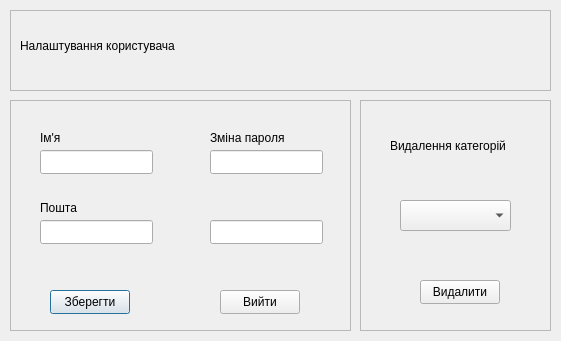
Above: budget_manager_frontend/forms/usersettingsdialog.ui from BogdanKalysh/budget_manager_app before the change. Below: the same form after it.
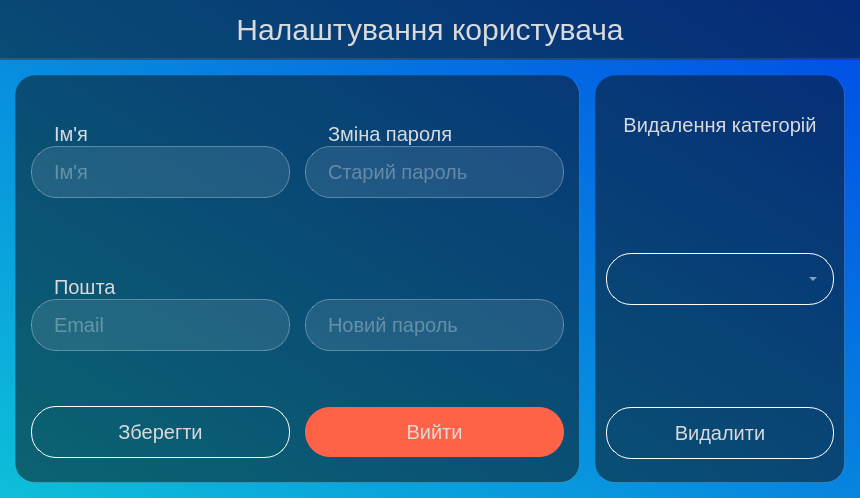
That is the form after the change.

Commit message: styles for user settings window

The edit to the form file:
```diff
--- a/budget_manager_frontend/forms/usersettingsdialog.ui
+++ b/budget_manager_frontend/forms/usersettingsdialog.ui
@@ -6,215 +6,822 @@
    <rect>
     <x>0</x>
     <y>0</y>
-    <width>561</width>
-    <height>341</height>
+    <width>860</width>
+    <height>498</height>
    </rect>
   </property>
   <property name="windowTitle">
    <string>Dialog</string>
   </property>
-  <widget class="QFrame" name="userSettingsFrame">
-   <property name="geometry">
-    <rect>
-     <x>10</x>
-     <y>100</y>
-     <width>341</width>
-     <height>231</height>
-    </rect>
+  <property name="styleSheet">
+   <string notr="true">*{
+	color:rgb(218, 218, 218);
+}
+
+QFrame{
+	border-style: none;;
+}
+
+#UserSettingsDialog{
+	background: qlineargradient(spread:pad, x1:0, y1:0.960227, x2:1, y2:0, stop:0 rgba(13, 189, 217, 255), stop:1 rgba(0, 75, 230, 255))
+}
+
+QLabel{
+	font-size: 20px;
+}
+
+#headerText{
+	font-size: 30px;
+}
+
+#changePasswordText,  #nameText,  #emailText{
+	padding-left: 18px;
+}
+
+#headerFrame, #userSettingsFrame, #deleteCategoriesFrame{
+ background: rgba(10,10,10,0.5);
+ border: 2px solid rgba(255,255,255,0.1);
+ border-left-width: 0;
+ border-top-width: 0;
+ border-right-width: 0;
+}
+
+#userSettingsFrame, #deleteCategoriesFrame{
+ border-radius: 20px;
+ border: 1px solid rgba(255,255,255,0.15);
+ 
+ border-left-color: rgba(0,0,0,0.1);
+ border-top-color: rgba(0,0,0,0.1);
+}
+
+QLineEdit{
+ 	border: 1px solid rgba(255,255,255,0.3);
+ 	background: rgba(255,255,255,0.1);
+ 	height: 50px;
+ 	border-radius: 25px;
+ 	font-size: 20px;
+ 	padding: 0 20px;
+ 	color: rgba(255,255,255,0.6);
+}
+
+#saveButton, #deleteCategoryButton{
+ height: 50px;
+ width: 140px;
+ border-radius: 25px;
+ background: transparent;
+ border: 1px solid white;
+ font-size: 20px;
+}
+
+#logoutButton{
+ height: 50px;
+ width: 140px;
+ border-radius: 25px;
+ background: tomato;
+ font-size: 20px;
+}
+
+#saveButton::hover{
+ background: rgb(88, 153, 255);
+ border-style: none;
+}
+
+#deleteCategoryButton::hover{
+	background: tomato;
+	border-style: none;
+}
+
+#categoriesComboBox{
+ 	height: 50px;
+ 	width: 200px;
+ 	border-radius: 25px;
+ 	background: transparent;
+ 	border: 1px solid white;
+	font-size: 20px;
+}
+
+#categoriesComboBox::drop-down{
+	width: 40px;
+	height: 20px;
+	subcontrol-position: right;
+}
+</string>
+  </property>
+  <layout class="QGridLayout" name="gridLayout">
+   <property name="leftMargin">
+    <number>0</number>
    </property>
-   <property name="frameShape">
-    <enum>QFrame::StyledPanel</enum>
+   <property name="topMargin">
+    <number>0</number>
    </property>
-   <property name="frameShadow">
-    <enum>QFrame::Raised</enum>
+   <property name="rightMargin">
+    <number>0</number>
    </property>
-   <widget class="QLabel" name="changePasswordText">
-    <property name="geometry">
-     <rect>
-      <x>200</x>
-      <y>30</y>
-      <width>101</width>
-      <height>16</height>
-     </rect>
-    </property>
-    <property name="text">
-     <string>Зміна пароля</string>
-    </property>
-   </widget>
-   <widget class="QLineEdit" name="newPasswordInput">
-    <property name="geometry">
-     <rect>
-      <x>200</x>
-      <y>120</y>
-      <width>113</width>
-      <height>24</height>
-     </rect>
-    </property>
-   </widget>
-   <widget class="QLabel" name="nametext">
-    <property name="geometry">
-     <rect>
-      <x>30</x>
-      <y>30</y>
-      <width>60</width>
-      <height>16</height>
-     </rect>
-    </property>
-    <property name="text">
-     <string>Ім'я</string>
-    </property>
-   </widget>
-   <widget class="QLabel" name="emailText">
-    <property name="geometry">
-     <rect>
-      <x>30</x>
-      <y>100</y>
-      <width>60</width>
-      <height>16</height>
-     </rect>
-    </property>
-    <property name="text">
-     <string>Пошта</string>
-    </property>
-   </widget>
-   <widget class="QPushButton" name="saveButton">
-    <property name="geometry">
-     <rect>
-      <x>40</x>
-      <y>190</y>
-      <width>80</width>
-      <height>24</height>
-     </rect>
-    </property>
-    <property name="text">
-     <string>Зберегти</string>
-    </property>
-   </widget>
-   <widget class="QLineEdit" name="oldPasswordInput">
-    <property name="geometry">
-     <rect>
-      <x>200</x>
-      <y>50</y>
-      <width>113</width>
-      <height>24</height>
-     </rect>
-    </property>
-   </widget>
-   <widget class="QLineEdit" name="emailInputField">
-    <property name="geometry">
-     <rect>
-      <x>30</x>
-      <y>120</y>
-      <width>113</width>
-      <height>24</height>
-     </rect>
-    </property>
-   </widget>
-   <widget class="QLineEdit" name="nameInputField">
-    <property name="geometry">
-     <rect>
-      <x>30</x>
-      <y>50</y>
-      <width>113</width>
-      <height>24</height>
-     </rect>
-    </property>
-   </widget>
-   <widget class="QPushButton" name="logoutButton">
-    <property name="geometry">
-     <rect>
-      <x>210</x>
-      <y>190</y>
-      <width>80</width>
-      <height>24</height>
-     </rect>
-    </property>
-    <property name="text">
-     <string>Вийти</string>
-    </property>
-   </widget>
-  </widget>
-  <widget class="QFrame" name="deleteCategoriesFrame">
-   <property name="geometry">
-    <rect>
-     <x>360</x>
-     <y>100</y>
-     <width>191</width>
-     <height>231</height>
-    </rect>
+   <property name="bottomMargin">
+    <number>0</number>
    </property>
-   <property name="frameShape">
-    <enum>QFrame::StyledPanel</enum>
+   <property name="spacing">
+    <number>0</number>
    </property>
-   <property name="frameShadow">
-    <enum>QFrame::Raised</enum>
-   </property>
-   <widget class="QLabel" name="deleteCategoriesText">
-    <property name="geometry">
-     <rect>
-      <x>30</x>
-      <y>30</y>
-      <width>141</width>
-      <height>31</height>
-     </rect>
-    </property>
-    <property name="text">
-     <string>Видалення категорій</string>
-    </property>
-   </widget>
-   <widget class="QComboBox" name="categoritesComboBox">
-    <property name="geometry">
-     <rect>
-      <x>40</x>
-      <y>100</y>
-      <width>111</width>
-      <height>31</height>
-     </rect>
-    </property>
-   </widget>
-   <widget class="QPushButton" name="deleteCategoryButton">
-    <property name="geometry">
-     <rect>
-      <x>60</x>
-      <y>180</y>
-      <width>80</width>
-      <height>24</height>
-     </rect>
-    </property>
-    <property name="text">
-     <string>Видалити</string>
-    </property>
-   </widget>
-  </widget>
-  <widget class="QFrame" name="headerFrame">
-   <property name="geometry">
-    <rect>
-     <x>10</x>
-     <y>10</y>
-     <width>541</width>
-     <height>81</height>
-    </rect>
-   </property>
-   <property name="frameShape">
-    <enum>QFrame::StyledPanel</enum>
-   </property>
-   <property name="frameShadow">
-    <enum>QFrame::Raised</enum>
-   </property>
-   <widget class="QLabel" name="headerText">
-    <property name="geometry">
-     <rect>
-      <x>10</x>
-      <y>10</y>
-      <width>241</width>
-      <height>51</height>
-     </rect>
-    </property>
-    <property name="text">
-     <string>Налаштування користувача</string>
-    </property>
-   </widget>
-  </widget>
+   <item row="0" column="0" colspan="2">
+    <widget class="QFrame" name="headerFrame">
+     <property name="sizePolicy">
+      <sizepolicy hsizetype="Preferred" vsizetype="Preferred">
+       <horstretch>0</horstretch>
+       <verstretch>1</verstretch>
+      </sizepolicy>
+     </property>
+     <property name="minimumSize">
+      <size>
+       <width>0</width>
+       <height>60</height>
+      </size>
+     </property>
+     <property name="maximumSize">
+      <size>
+       <width>16777215</width>
+       <height>60</height>
+      </size>
+     </property>
+     <property name="frameShape">
+      <enum>QFrame::StyledPanel</enum>
+     </property>
+     <property name="frameShadow">
+      <enum>QFrame::Raised</enum>
+     </property>
+     <layout class="QVBoxLayout" name="verticalLayout_2">
+      <item>
+       <widget class="QLabel" name="headerText">
+        <property name="sizePolicy">
+         <sizepolicy hsizetype="Preferred" vsizetype="Preferred">
+          <horstretch>0</horstretch>
+          <verstretch>0</verstretch>
+         </sizepolicy>
+        </property>
+        <property name="text">
+         <string>Налаштування користувача</string>
+        </property>
+        <property name="alignment">
+         <set>Qt::AlignCenter</set>
+        </property>
+       </widget>
+      </item>
+     </layout>
+    </widget>
+   </item>
+   <item row="1" column="0" colspan="2">
+    <widget class="QFrame" name="bodyFrame">
+     <property name="sizePolicy">
+      <sizepolicy hsizetype="Preferred" vsizetype="Preferred">
+       <horstretch>0</horstretch>
+       <verstretch>1</verstretch>
+      </sizepolicy>
+     </property>
+     <property name="frameShape">
+      <enum>QFrame::StyledPanel</enum>
+     </property>
+     <property name="frameShadow">
+      <enum>QFrame::Raised</enum>
+     </property>
+     <layout class="QHBoxLayout" name="horizontalLayout_2">
+      <property name="spacing">
+       <number>15</number>
+      </property>
+      <property name="leftMargin">
+       <number>15</number>
+      </property>
+      <property name="topMargin">
+       <number>15</number>
+      </property>
+      <property name="rightMargin">
+       <number>15</number>
+      </property>
+      <property name="bottomMargin">
+       <number>15</number>
+      </property>
+      <item>
+       <widget class="QFrame" name="userSettingsFrame">
+        <property name="sizePolicy">
+         <sizepolicy hsizetype="Preferred" vsizetype="Preferred">
+          <horstretch>1</horstretch>
+          <verstretch>1</verstretch>
+         </sizepolicy>
+        </property>
+        <property name="minimumSize">
+         <size>
+          <width>400</width>
+          <height>300</height>
+         </size>
+        </property>
+        <property name="frameShape">
+         <enum>QFrame::StyledPanel</enum>
+        </property>
+        <property name="frameShadow">
+         <enum>QFrame::Raised</enum>
+        </property>
+        <layout class="QGridLayout" name="gridLayout_2">
+         <property name="leftMargin">
+          <number>15</number>
+         </property>
+         <property name="topMargin">
+          <number>15</number>
+         </property>
+         <property name="rightMargin">
+          <number>15</number>
+         </property>
+         <property name="bottomMargin">
+          <number>15</number>
+         </property>
+         <property name="spacing">
+          <number>15</number>
+         </property>
+         <item row="1" column="0">
+          <widget class="QFrame" name="emailFrame">
+           <property name="sizePolicy">
+            <sizepolicy hsizetype="Preferred" vsizetype="Preferred">
+             <horstretch>1</horstretch>
+             <verstretch>1</verstretch>
+            </sizepolicy>
+           </property>
+           <property name="frameShape">
+            <enum>QFrame::StyledPanel</enum>
+           </property>
+           <property name="frameShadow">
+            <enum>QFrame::Raised</enum>
+           </property>
+           <layout class="QVBoxLayout" name="verticalLayout_3">
+            <property name="spacing">
+             <number>0</number>
+            </property>
+            <property name="leftMargin">
+             <number>0</number>
+            </property>
+            <property name="topMargin">
+             <number>0</number>
+            </property>
+            <property name="rightMargin">
+             <number>0</number>
+            </property>
+            <property name="bottomMargin">
+             <number>0</number>
+            </property>
+            <item>
+             <widget class="QFrame" name="emailInputFieldFrame">
+              <property name="sizePolicy">
+               <sizepolicy hsizetype="Preferred" vsizetype="Fixed">
+                <horstretch>0</horstretch>
+                <verstretch>0</verstretch>
+               </sizepolicy>
+              </property>
+              <property name="frameShape">
+               <enum>QFrame::StyledPanel</enum>
+              </property>
+              <property name="frameShadow">
+               <enum>QFrame::Raised</enum>
+              </property>
+              <layout class="QVBoxLayout" name="verticalLayout_11">
+               <property name="spacing">
+                <number>0</number>
+               </property>
+               <property name="leftMargin">
+                <number>0</number>
+               </property>
+               <property name="topMargin">
+                <number>0</number>
+               </property>
+               <property name="rightMargin">
+                <number>0</number>
+               </property>
+               <property name="bottomMargin">
+                <number>0</number>
+               </property>
+               <item>
+                <widget class="QLabel" name="emailText">
+                 <property name="text">
+                  <string>Пошта</string>
+                 </property>
+                </widget>
+               </item>
+               <item>
+                <widget class="QLineEdit" name="emailInputField">
+                 <property name="focusPolicy">
+                  <enum>Qt::ClickFocus</enum>
+                 </property>
+                 <property name="placeholderText">
+                  <string>Email</string>
+                 </property>
+                </widget>
+               </item>
+              </layout>
+             </widget>
+            </item>
+           </layout>
+          </widget>
+         </item>
+         <item row="2" column="0" colspan="2">
+          <widget class="QFrame" name="userSettingsButtonsFrame">
+           <property name="sizePolicy">
+            <sizepolicy hsizetype="Preferred" vsizetype="Preferred">
+             <horstretch>0</horstretch>
+             <verstretch>1</verstretch>
+            </sizepolicy>
+           </property>
+           <property name="frameShape">
+            <enum>QFrame::StyledPanel</enum>
+           </property>
+           <property name="frameShadow">
+            <enum>QFrame::Raised</enum>
+           </property>
+           <layout class="QHBoxLayout" name="horizontalLayout">
+            <property name="spacing">
+             <number>15</number>
+            </property>
+            <property name="leftMargin">
+             <number>0</number>
+            </property>
+            <property name="topMargin">
+             <number>0</number>
+            </property>
+            <property name="rightMargin">
+             <number>0</number>
+            </property>
+            <property name="bottomMargin">
+             <number>0</number>
+            </property>
+            <item>
+             <widget class="QPushButton" name="saveButton">
+              <property name="cursor">
+               <cursorShape>PointingHandCursor</cursorShape>
+              </property>
+              <property name="text">
+               <string>Зберегти</string>
+              </property>
+             </widget>
+            </item>
+            <item>
+             <widget class="QPushButton" name="logoutButton">
+              <property name="cursor">
+               <cursorShape>PointingHandCursor</cursorShape>
+              </property>
+              <property name="text">
+               <string>Вийти</string>
+              </property>
+             </widget>
+            </item>
+           </layout>
+          </widget>
+         </item>
+         <item row="0" column="1" rowspan="2">
+          <widget class="QFrame" name="passwordChangeFrame">
+           <property name="sizePolicy">
+            <sizepolicy hsizetype="Preferred" vsizetype="Preferred">
+             <horstretch>1</horstretch>
+             <verstretch>2</verstretch>
+            </sizepolicy>
+           </property>
+           <property name="frameShape">
+            <enum>QFrame::StyledPanel</enum>
+           </property>
+           <property name="frameShadow">
+            <enum>QFrame::Raised</enum>
+           </property>
+           <layout class="QVBoxLayout" name="verticalLayout_4">
+            <property name="spacing">
+             <number>15</number>
+            </property>
+            <property name="leftMargin">
+             <number>0</number>
+            </property>
+            <property name="topMargin">
+             <number>0</number>
+            </property>
+            <property name="rightMargin">
+             <number>0</number>
+            </property>
+            <property name="bottomMargin">
+             <number>0</number>
+            </property>
+            <item>
+             <widget class="QFrame" name="oldPasswordFrame">
+              <property name="sizePolicy">
+               <sizepolicy hsizetype="Preferred" vsizetype="Preferred">
+                <horstretch>0</horstretch>
+                <verstretch>1</verstretch>
+               </sizepolicy>
+              </property>
+              <property name="frameShape">
+               <enum>QFrame::StyledPanel</enum>
+              </property>
+              <property name="frameShadow">
+               <enum>QFrame::Raised</enum>
+              </property>
+              <layout class="QVBoxLayout" name="verticalLayout_12">
+               <property name="spacing">
+                <number>0</number>
+               </property>
+               <property name="leftMargin">
+                <number>0</number>
+               </property>
+               <property name="topMargin">
+                <number>0</number>
+               </property>
+               <property name="rightMargin">
+                <number>0</number>
+               </property>
+               <property name="bottomMargin">
+                <number>0</number>
+               </property>
+               <item>
+                <widget class="QFrame" name="oldPasswordInputFrame">
+                 <property name="sizePolicy">
+                  <sizepolicy hsizetype="Preferred" vsizetype="Fixed">
+                   <horstretch>0</horstretch>
+                   <verstretch>0</verstretch>
+                  </sizepolicy>
+                 </property>
+                 <property name="frameShape">
+                  <enum>QFrame::StyledPanel</enum>
+                 </property>
+                 <property name="frameShadow">
+                  <enum>QFrame::Raised</enum>
+                 </property>
+                 <layout class="QVBoxLayout" name="verticalLayout_5">
+                  <property name="spacing">
+                   <number>0</number>
+                  </property>
+                  <property name="leftMargin">
+                   <number>0</number>
+                  </property>
+                  <property name="topMargin">
+                   <number>0</number>
+                  </property>
+                  <property name="rightMargin">
+                   <number>0</number>
+                  </property>
+                  <property name="bottomMargin">
+                   <number>0</number>
+                  </property>
+                  <item>
+                   <widget class="QLabel" name="changePasswordText">
+                    <property name="text">
+                     <string>Зміна пароля</string>
+                    </property>
+                   </widget>
+                  </item>
+                  <item>
+                   <widget class="QLineEdit" name="oldPasswordInput">
+                    <property name="focusPolicy">
+                     <enum>Qt::ClickFocus</enum>
+                    </property>
+                    <property name="placeholderText">
+                     <string>Старий пароль</string>
+                    </property>
+                   </widget>
+                  </item>
+                 </layout>
+                </widget>
+               </item>
+              </layout>
+             </widget>
+            </item>
+            <item>
+             <widget class="QFrame" name="newPasswordFrame">
+              <property name="sizePolicy">
+               <sizepolicy hsizetype="Preferred" vsizetype="Preferred">
+                <horstretch>0</horstretch>
+                <verstretch>1</verstretch>
+               </sizepolicy>
+              </property>
+              <property name="frameShape">
+               <enum>QFrame::StyledPanel</enum>
+              </property>
+              <property name="frameShadow">
+               <enum>QFrame::Raised</enum>
+              </property>
+              <layout class="QVBoxLayout" name="verticalLayout_13">
+               <property name="spacing">
+                <number>0</number>
+               </property>
+               <property name="leftMargin">
+                <number>0</number>
+               </property>
+               <property name="topMargin">
+                <number>0</number>
+               </property>
+               <property name="rightMargin">
+                <number>0</number>
+               </property>
+               <property name="bottomMargin">
+                <number>0</number>
+               </property>
+               <item>
+                <widget class="QFrame" name="newPasswordInputFrame">
+                 <property name="sizePolicy">
+                  <sizepolicy hsizetype="Preferred" vsizetype="Fixed">
+                   <horstretch>0</horstretch>
+                   <verstretch>0</verstretch>
+                  </sizepolicy>
+                 </property>
+                 <property name="frameShape">
+                  <enum>QFrame::StyledPanel</enum>
+                 </property>
+                 <property name="frameShadow">
+                  <enum>QFrame::Raised</enum>
+                 </property>
+                 <layout class="QVBoxLayout" name="verticalLayout_9">
+                  <property name="spacing">
+                   <number>0</number>
+                  </property>
+                  <property name="leftMargin">
+                   <number>0</number>
+                  </property>
+                  <property name="topMargin">
+                   <number>0</number>
+                  </property>
+                  <property name="rightMargin">
+                   <number>0</number>
+                  </property>
+                  <property name="bottomMargin">
+                   <number>0</number>
+                  </property>
+                  <item>
+                   <spacer name="verticalSpacer">
+                    <property name="orientation">
+                     <enum>Qt::Vertical</enum>
+                    </property>
+                    <property name="sizeHint" stdset="0">
+                     <size>
+                      <width>20</width>
+                      <height>23</height>
+                     </size>
+                    </property>
+                   </spacer>
+                  </item>
+                  <item>
+                   <widget class="QLineEdit" name="newPasswordInput">
+                    <property name="focusPolicy">
+                     <enum>Qt::ClickFocus</enum>
+                    </property>
+                    <property name="placeholderText">
+                     <string>Новий пароль</string>
+                    </property>
+                   </widget>
+                  </item>
+                 </layout>
+                </widget>
+               </item>
+              </layout>
+             </widget>
+            </item>
+           </layout>
+          </widget>
+         </item>
+         <item row="0" column="0">
+          <widget class="QFrame" name="nameframe">
+           <property name="sizePolicy">
+            <sizepolicy hsizetype="Preferred" vsizetype="Preferred">
+             <horstretch>1</horstretch>
+             <verstretch>1</verstretch>
+            </sizepolicy>
+           </property>
+           <property name="frameShape">
+            <enum>QFrame::StyledPanel</enum>
+           </property>
+           <property name="frameShadow">
+            <enum>QFrame::Raised</enum>
+           </property>
+           <layout class="QVBoxLayout" name="verticalLayout_6">
+            <property name="spacing">
+             <number>0</number>
+            </property>
+            <property name="leftMargin">
+             <number>0</number>
+            </property>
+            <property name="topMargin">
+             <number>0</number>
+            </property>
+            <property name="rightMargin">
+             <number>0</number>
+            </property>
+            <property name="bottomMargin">
+             <number>0</number>
+            </property>
+            <item>
+             <widget class="QFrame" name="nameInputFieldFrame">
+              <property name="sizePolicy">
+               <sizepolicy hsizetype="Preferred" vsizetype="Fixed">
+                <horstretch>0</horstretch>
+                <verstretch>0</verstretch>
+               </sizepolicy>
+              </property>
+              <property name="frameShape">
+               <enum>QFrame::StyledPanel</enum>
+              </property>
+              <property name="frameShadow">
+               <enum>QFrame::Raised</enum>
+              </property>
+              <layout class="QVBoxLayout" name="verticalLayout_10">
+               <property name="spacing">
+                <number>0</number>
+               </property>
+               <property name="leftMargin">
+                <number>0</number>
+               </property>
+               <property name="topMargin">
+                <number>0</number>
+               </property>
+               <property name="rightMargin">
+                <number>0</number>
+               </property>
+               <property name="bottomMargin">
+                <number>0</number>
+               </property>
+               <item>
+                <widget class="QLabel" name="nameText">
+                 <property name="text">
+                  <string>Ім'я</string>
+                 </property>
+                </widget>
+               </item>
+               <item>
+                <widget class="QLineEdit" name="nameInputField">
+                 <property name="focusPolicy">
+                  <enum>Qt::ClickFocus</enum>
+                 </property>
+                 <property name="text">
+                  <string/>
+                 </property>
+                 <property name="placeholderText">
+                  <string>Ім'я</string>
+                 </property>
+                </widget>
+               </item>
+              </layout>
+             </widget>
+            </item>
+           </layout>
+          </widget>
+         </item>
+        </layout>
+       </widget>
+      </item>
+      <item>
+       <widget class="QFrame" name="deleteCategoriesFrame">
+        <property name="sizePolicy">
+         <sizepolicy hsizetype="Preferred" vsizetype="Preferred">
+          <horstretch>0</horstretch>
+          <verstretch>1</verstretch>
+         </sizepolicy>
+        </property>
+        <property name="minimumSize">
+         <size>
+          <width>250</width>
+          <height>300</height>
+         </size>
+        </property>
+        <property name="maximumSize">
+         <size>
+          <width>250</width>
+          <height>16777215</height>
+         </size>
+        </property>
+        <property name="frameShape">
+         <enum>QFrame::StyledPanel</enum>
+        </property>
+        <property name="frameShadow">
+         <enum>QFrame::Raised</enum>
+        </property>
+        <layout class="QVBoxLayout" name="verticalLayout">
+         <property name="spacing">
+          <number>0</number>
+         </property>
+         <property name="leftMargin">
+          <number>10</number>
+         </property>
+         <property name="topMargin">
+          <number>10</number>
+         </property>
+         <property name="rightMargin">
+          <number>10</number>
+         </property>
+         <property name="bottomMargin">
+          <number>10</number>
+         </property>
+         <item>
+          <widget class="QLabel" name="deleteCategoriesText">
+           <property name="sizePolicy">
+            <sizepolicy hsizetype="Preferred" vsizetype="Preferred">
+             <horstretch>0</horstretch>
+             <verstretch>1</verstretch>
+            </sizepolicy>
+           </property>
+           <property name="text">
+            <string>Видалення категорій</string>
+           </property>
+           <property name="alignment">
+            <set>Qt::AlignCenter</set>
+           </property>
+          </widget>
+         </item>
+         <item>
+          <widget class="QFrame" name="categoritesComboBoxFrame">
+           <property name="sizePolicy">
+            <sizepolicy hsizetype="Preferred" vsizetype="Preferred">
+             <horstretch>0</horstretch>
+             <verstretch>3</verstretch>
+            </sizepolicy>
+           </property>
+           <property name="frameShape">
+            <enum>QFrame::StyledPanel</enum>
+           </property>
+           <property name="frameShadow">
+            <enum>QFrame::Raised</enum>
+           </property>
+           <layout class="QVBoxLayout" name="verticalLayout_8">
+            <property name="spacing">
+             <number>0</number>
+            </property>
+            <property name="leftMargin">
+             <number>0</number>
+            </property>
+            <property name="topMargin">
+             <number>0</number>
+            </property>
+            <property name="rightMargin">
+             <number>0</number>
+            </property>
+            <property name="bottomMargin">
+             <number>0</number>
+            </property>
+            <item>
+             <widget class="QComboBox" name="categoriesComboBox">
+              <property name="sizePolicy">
+               <sizepolicy hsizetype="Preferred" vsizetype="Fixed">
+                <horstretch>0</horstretch>
+                <verstretch>1</verstretch>
+               </sizepolicy>
+              </property>
+             </widget>
+            </item>
+           </layout>
+          </widget>
+         </item>
+         <item>
+          <widget class="QFrame" name="deleteCategoryButtonFrame">
+           <property name="sizePolicy">
+            <sizepolicy hsizetype="Preferred" vsizetype="Preferred">
+             <horstretch>0</horstretch>
+             <verstretch>1</verstretch>
+            </sizepolicy>
+           </property>
+           <property name="frameShape">
+            <enum>QFrame::StyledPanel</enum>
+           </property>
+           <property name="frameShadow">
+            <enum>QFrame::Raised</enum>
+           </property>
+           <layout class="QVBoxLayout" name="verticalLayout_7">
+            <property name="spacing">
+             <number>0</number>
+            </property>
+            <property name="leftMargin">
+             <number>0</number>
+            </property>
+            <property name="topMargin">
+             <number>0</number>
+            </property>
+            <property name="rightMargin">
+             <number>0</number>
+            </property>
+            <property name="bottomMargin">
+             <number>0</number>
+            </property>
+            <item>
+             <widget class="QPushButton" name="deleteCategoryButton">
+              <property name="sizePolicy">
+               <sizepolicy hsizetype="Minimum" vsizetype="Fixed">
+                <horstretch>0</horstretch>
+                <verstretch>1</verstretch>
+               </sizepolicy>
+              </property>
+              <property name="cursor">
+               <cursorShape>PointingHandCursor</cursorShape>
+              </property>
+              <property name="text">
+               <string>Видалити</string>
+              </property>
+             </widget>
+            </item>
+           </layout>
+          </widget>
+         </item>
+        </layout>
+       </widget>
+      </item>
+     </layout>
+    </widget>
+   </item>
+  </layout>
  </widget>
  <resources/>
  <connections/>
```
Left out of the diff: 2 changed lines with no effect on the pictures. The commit also changes 8 other files.
